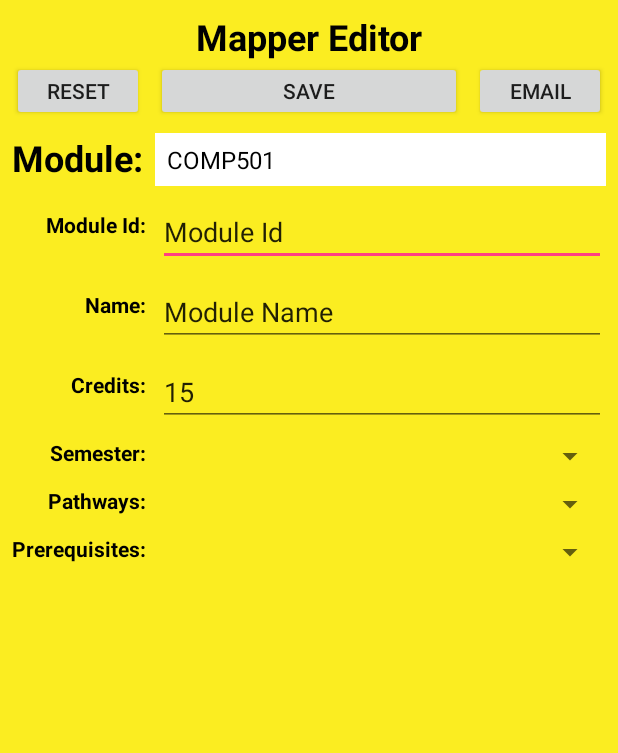
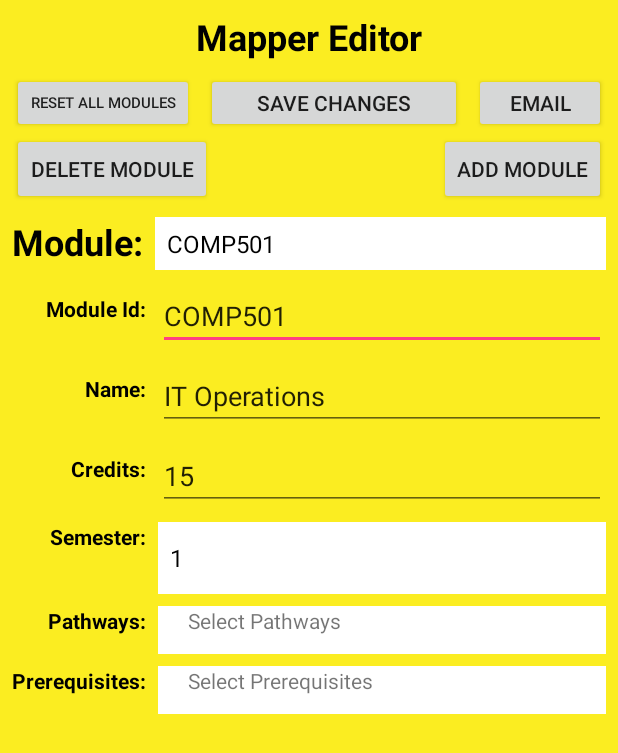
Before and after one commit to MichaelAldous/StudyPlanner, an Android app: the ActivityEditor screen opened directly, with no data from a screen before it, on a phone screen of 412 x 824 dp. Shown: the top 753 px of the screen. Run offline under Robolectric (Android 15) with nearby library versions, the phone set to English and light mode, and no system bars.

Commit message:
Editor WIP
Some modifications to editor

```diff
--- a/app/src/main/java/com/example/maldo/studyplanner/ActivityEditor.java
+++ b/app/src/main/java/com/example/maldo/studyplanner/ActivityEditor.java
@@ -7,51 +7,98 @@ import android.view.View;
 import android.widget.AdapterView;
 import android.widget.ArrayAdapter;
 import android.widget.Button;
+import android.widget.EditText;
 import android.widget.ListView;
 import android.widget.Spinner;
+import android.widget.SpinnerAdapter;
 import android.widget.Toast;
 
 import java.util.ArrayList;
 
 public class ActivityEditor extends AppCompatActivity {
     MyDBHandler dbHandler = new MyDBHandler(this);
-    public static ArrayList<Module> moduleList = new ArrayList<>();
-    public static ArrayList<Module> editorList = new ArrayList<>();
-    private ListView moduleListView ;
-    private EditorModuleAdapter editorModuleAdapter;
+    private static ArrayList<Module> moduleList = new ArrayList<>();
+    private static ArrayList<Module> editorList = new ArrayList<>();
+    private static ArrayList<String> pathwayList = new ArrayList<>();
+    private static ArrayAdapter<String> moduleAdapter;// = new ArrayAdapter<>(this, android.R.layout.simple_spinner_dropdown_item, modIdList);
+    private static ArrayList<String> modSpinnerList = new ArrayList<>();
     private String moduleID;
     private String pathway;
     private Integer semester;
-    private Boolean firstloadP = true;
-    private Boolean firstloadS = true;
     private Boolean firstloadRB = true;
+    private Spinner modulesSpinner;
 
     @Override
     protected void onCreate(Bundle savedInstanceState) {
         super.onCreate(savedInstanceState);
         setContentView(R.layout.activity_editor);
 
-        final Spinner modulesSpinner = findViewById(R.id.editor_spinner_modules);
+        modulesSpinner = findViewById(R.id.editor_spinner_modules);
         moduleList = dbHandler.GetEditorModules();
-        ArrayList<String> modIdList = new ArrayList<>();
-        for(Module mod: moduleList){
-            modIdList.add(mod.getModuleId());
-        }
-        ArrayAdapter<String> moduleAdapter = new ArrayAdapter<>(this, android.R.layout.simple_spinner_dropdown_item, modIdList);
-        modulesSpinner.setAdapter(moduleAdapter);
 
-        moduleID = modulesSpinner.getSelectedItem().toString();
+        this.updateModuleSpinner();
 
-        // Pathway selector
+        final EditText etModId = (EditText) findViewById(R.id.et_modId);
+        final EditText etModName = (EditText) findViewById(R.id.et_modName);
+        final EditText etModCredits = (EditText) findViewById(R.id.et_credits);
+        final Spinner spinner_semester = (Spinner) findViewById(R.id.spinner_semester);
+        final Spinner spinner_pathway = (Spinner) findViewById(R.id.spinner_pathways);
+        final Spinner spinner_prereq = (Spinner) findViewById(R.id.spinner_prereq);
+
+        ArrayList<Integer> semesterList = dbHandler.GetSemesters();
+        ArrayAdapter<Integer> semesterAdapter = new ArrayAdapter<>(this, android.R.layout.simple_spinner_dropdown_item, semesterList);
+        spinner_semester.setAdapter(semesterAdapter);
+
+
+
+        // Module selector
+        // Loads module data into editText and spinners
         modulesSpinner.setOnItemSelectedListener(new AdapterView.OnItemSelectedListener() {
             @Override
             public void onItemSelected(AdapterView<?> adapterView, View view, int i, long l) {
-                moduleID = modulesSpinner.getSelectedItem().toString();
-                if(!firstloadP){
-                    //refreshModuleList(pathway, semester);
-                }else {
-                    firstloadP = false;
+                //moduleID = modulesSpinner.getSelectedItem().toString();
+                //refreshModuleList(pathway, semester);
+                if(moduleList.contains(findMod(modulesSpinner.getSelectedItem().toString()))){
+                    Module selectedMod = findMod(modulesSpinner.getSelectedItem().toString());
+                    etModId.setText(selectedMod.getModuleId());
+                    etModName.setText(selectedMod.getModuleName());
+                    etModCredits.setText(""+selectedMod.getModuleCredits());
+                    spinner_semester.setSelection(selectedMod.getModuleSemester()-1);
+
+                    //Pathway spinner
+                    ArrayList<StateVO> listVOs = new ArrayList<>();
+                    StateVO titleStateVO = new StateVO();
+                    titleStateVO.setTitle("Select Pathways");
+                    listVOs.add(titleStateVO);
+                    pathwayList = dbHandler.EditorGetPathways();
+                    for(int j = 0; j < pathwayList.size(); j++){
+                        StateVO stateVO = new StateVO();
+                        stateVO.setTitle(pathwayList.get(j));
+                        stateVO.setSelected(modInPathway(pathwayList.get(j), selectedMod.getModuleId()));
+                        listVOs.add(stateVO);
+                    }
+                    MySpinnerAdapter mySpinnerAdapter = new MySpinnerAdapter(ActivityEditor.this, 0, listVOs);
+                    spinner_pathway.setAdapter(mySpinnerAdapter);
+
+                    //Prerequisite spinner
+                    listVOs = new ArrayList<>();
+                    titleStateVO = new StateVO();
+                    titleStateVO.setTitle("Select Prerequisites");
+                    listVOs.add(titleStateVO);
+                    for(Module mod: moduleList){
+                        StateVO stateVO = new StateVO();
+                        stateVO.setTitle(mod.getModuleId());
+                        stateVO.setSelected(mod.getModulePrereqs().contains(selectedMod.getModuleId()));
+                    }
+                    mySpinnerAdapter = new MySpinnerAdapter(ActivityEditor.this, 0, listVOs);
+                    spinner_prereq.setAdapter(mySpinnerAdapter);
+
+
+
+                } else {
+
                 }
+
             }
 
             @Override
@@ -94,7 +141,7 @@ public class ActivityEditor extends AppCompatActivity {
                                     emailSender,
                                     emailSender);
                         } catch (Exception e) {
-                            Toast.makeText(getApplicationContext(),"Error",Toast.LENGTH_LONG).show();                        }
+                            Toast.makeText(getApplicationContext(),"Error",Toast.LENGTH_LONG).show();}
                     }
                 }).start();
             }
@@ -107,8 +154,16 @@ public class ActivityEditor extends AppCompatActivity {
 
             }
         });
+    }
 
-        //refreshModuleList(pathway, semester);
+    public boolean modInPathway(String pathway, String moduleID){
+        Module mod = findMod(moduleID);
+        for(String pathways: mod.getPathways()){
+            if(pathways.contains(pathway)){
+                return true;
+            }
+        }
+        return false;
     }
 
     // Used by requirementsMet to get Module object
@@ -119,6 +174,14 @@ public class ActivityEditor extends AppCompatActivity {
             }
         }
         return null;
+    }
+
+    public void updateModuleSpinner(){
+        for(Module mod: moduleList){
+            modSpinnerList.add(mod.getModuleId());
+        }
+        moduleAdapter = new ArrayAdapter<>(this, android.R.layout.simple_spinner_dropdown_item, modSpinnerList);
+        modulesSpinner.setAdapter(moduleAdapter);
     }
 
     private String compileMessage(String pathway){
@@ -144,22 +207,22 @@ public class ActivityEditor extends AppCompatActivity {
         return message;
     }
 
-    public void refreshModuleList(String pathway, Integer semester){
+    public void refreshModuleList(){
         editorList.clear();
         for(Module m: moduleList ){
             editorList.add(m);
             if(m.getModuleSemester().equals(semester) && (m.getPathways().contains(pathway) || m.getPathways().contains("Core"))){
             }
         }
-        editorModuleAdapter = new EditorModuleAdapter(this, editorList);
-        moduleListView.setAdapter(editorModuleAdapter);
+        //editorModuleAdapter = new EditorModuleAdapter(this, editorList);
+        //moduleListView.setAdapter(editorModuleAdapter);
         Log.d("PARENT", "refreshStudentList: " + editorList);
         Log.d("PARENT", "refreshStudentList: " + moduleList);
-        editorModuleAdapter.notifyDataSetChanged();
+        //editorModuleAdapter.notifyDataSetChanged();
 
-        if(moduleListView.getAdapter().getCount() == 0){
-            Toast.makeText(getApplicationContext(), "Error, no modules found. Please recreate student.",
-                    Toast.LENGTH_LONG).show();
-        }
+        //if(moduleListView.getAdapter().getCount() == 0){
+        //    Toast.makeText(getApplicationContext(), "Error, no modules found. Please recreate student.",
+        //            Toast.LENGTH_LONG).show();
+        //}
     }
 }
--- a/app/src/main/java/com/example/maldo/studyplanner/MyDBHandler.java
+++ b/app/src/main/java/com/example/maldo/studyplanner/MyDBHandler.java
@@ -164,6 +164,24 @@ public class MyDBHandler extends SQLiteOpenHelper {
         return modPaths;
     }
 
+    public ArrayList<String> EditorGetPathways(){
+        ArrayList<String> pathwayList = new ArrayList<>();
+        SQLiteDatabase db = getReadableDatabase();
+        String query = " SELECT * FROM " + editorPathwaysEntry.TABLE_PATHWAYS +";";
+        Cursor cursor = db.rawQuery(query, null);
+        if(cursor != null){
+            if (cursor.moveToFirst()){
+                do {
+                    String pathwayString = cursor.getString(cursor.getColumnIndex(pathwaysEntry.COLUMN_PATH_NAME));
+                    pathwayList.add(pathwayString);
+                } while(cursor.moveToNext());
+            }
+            cursor.close();
+        }
+        db.close();
+        return pathwayList;
+    }
+
     public ArrayList<String> EditorGetModPrereq(String modID){
         ArrayList<String> modPrereq = new ArrayList<>();
         SQLiteDatabase db = getReadableDatabase();
@@ -183,6 +201,24 @@ public class MyDBHandler extends SQLiteOpenHelper {
         }
         db.close();
         return modPrereq;
+    }
+
+    public ArrayList<Integer> EditorGetSemesters(){
+        ArrayList<Integer> semesterList = new ArrayList<>();
+        SQLiteDatabase db = getReadableDatabase();
+        String query = " SELECT DISTINCT " + editorModulesEntry.COLUMN_MP_SEMESTER + " FROM " + modulesEntry.TABLE_MODULES + ";";
+        Cursor cursor = db.rawQuery(query, null);
+        if(cursor != null){
+            if (cursor.moveToFirst()){
+                do {
+                    Integer semesterInt = cursor.getInt(cursor.getColumnIndex(modulesEntry.COLUMN_MP_SEMESTER));
+                    semesterList.add(semesterInt);
+                } while(cursor.moveToNext());
+            }
+            cursor.close();
+        }
+        db.close();
+        return semesterList;
     }
 
     // --------------------------------- END OF EDITOR STUFF --------------------------------- //
--- /dev/null
+++ b/app/src/main/java/com/example/maldo/studyplanner/MySpinnerAdapter.java
@@ -0,0 +1,87 @@
+package com.example.maldo.studyplanner;
+
+import android.content.Context;
+import android.view.LayoutInflater;
+import android.view.View;
+import android.view.ViewGroup;
+import android.widget.ArrayAdapter;
+import android.widget.CheckBox;
+import android.widget.CompoundButton;
+import android.widget.TextView;
+
+import java.util.ArrayList;
+import java.util.List;
+
+public class MySpinnerAdapter extends ArrayAdapter<StateVO> {
+        private Context mContext;
+        private ArrayList<StateVO> listState;
+        private MySpinnerAdapter mySpinnerAdapter;
+        private boolean isFromView = false;
+
+        public MySpinnerAdapter(Context context, int resource, List<StateVO> objects) {
+            super(context, resource, objects);
+            this.mContext = context;
+            this.listState = (ArrayList<StateVO>) objects;
+            this.mySpinnerAdapter = this;
+        }
+
+        @Override
+        public View getDropDownView(int position, View convertView,
+                                    ViewGroup parent) {
+            return getCustomView(position, convertView, parent);
+        }
+
+        @Override
+        public View getView(int position, View convertView, ViewGroup parent) {
+            return getCustomView(position, convertView, parent);
+        }
+
+        public View getCustomView(final int position, View convertView,
+                                  ViewGroup parent) {
+
+            final ViewHolder holder;
+            if (convertView == null) {
+                LayoutInflater layoutInflator = LayoutInflater.from(mContext);
+                convertView = layoutInflator.inflate(R.layout.spinner_item, null);
+                holder = new ViewHolder();
+                holder.mTextView = (TextView) convertView
+                        .findViewById(R.id.text);
+                holder.mCheckBox = (CheckBox) convertView
+                        .findViewById(R.id.checkbox);
+                convertView.setTag(holder);
+            } else {
+                holder = (ViewHolder) convertView.getTag();
+            }
+
+            holder.mTextView.setText(listState.get(position).getTitle());
+
+            // To check weather checked event fire from getview() or user input
+            isFromView = true;
+            holder.mCheckBox.setChecked(listState.get(position).isSelected());
+            isFromView = false;
+
+            if ((position == 0)) {
+                holder.mCheckBox.setVisibility(View.INVISIBLE);
+            } else {
+                holder.mCheckBox.setVisibility(View.VISIBLE);
+            }
+            holder.mCheckBox.setTag(position);
+            holder.mCheckBox.setOnCheckedChangeListener(new CompoundButton.OnCheckedChangeListener() {
+
+                @Override
+                public void onCheckedChanged(CompoundButton buttonView, boolean isChecked) {
+                    int getPosition = (Integer) buttonView.getTag();
+
+                    if (!isFromView) {
+                        listState.get(position).setSelected(isChecked);
+                    }
+                }
+            });
+            return convertView;
+        }
+
+        private class ViewHolder {
+            private TextView mTextView;
+            private CheckBox mCheckBox;
+        }
+    }
--- /dev/null
+++ b/app/src/main/java/com/example/maldo/studyplanner/StateVO.java
@@ -0,0 +1,22 @@
+package com.example.maldo.studyplanner;
+
+public class StateVO {
+    private String title;
+    private boolean selected;
+
+    public String getTitle() {
+        return title;
+    }
+
+    public void setTitle(String title) {
+        this.title = title;
+    }
+
+    public boolean isSelected() {
+        return selected;
+    }
+
+    public void setSelected(boolean selected) {
+        this.selected = selected;
+    }
+}
--- a/app/src/main/res/layout/activity_about.xml
+++ b/app/src/main/res/layout/activity_about.xml
@@ -8,21 +8,34 @@
     tools:layout_editor_absoluteY="81dp">
 
     <TextView
-        android:maxLines="30"
         android:id="@+id/textView12"
         android:layout_width="0dp"
-        android:layout_height="0dp"
-        android:layout_marginBottom="30dp"
+        android:layout_height="wrap_content"
         android:layout_marginEnd="30dp"
         android:layout_marginStart="30dp"
         android:layout_marginTop="30dp"
+        android:background="#D3D3D3"
+        android:maxLines="30"
         android:text="@string/about_page"
         android:textAlignment="center"
         android:textColor="@android:color/black"
-        app:layout_constraintBottom_toBottomOf="parent"
         app:layout_constraintEnd_toEndOf="parent"
         app:layout_constraintHorizontal_bias="0.0"
         app:layout_constraintStart_toStartOf="parent"
-        app:layout_constraintTop_toTopOf="parent"
-        app:layout_constraintVertical_bias="0.0" />
+        app:layout_constraintTop_toTopOf="parent" />
+
+    <TextView
+        android:id="@+id/textView13"
+        android:layout_width="0dp"
+        android:layout_height="wrap_content"
+        android:layout_marginEnd="30dp"
+        android:layout_marginStart="30dp"
+        android:layout_marginTop="8dp"
+        android:background="#D3D3D3"
+        android:text="@string/about_page2"
+        android:textAlignment="center"
+        android:textColor="@android:color/black"
+        app:layout_constraintEnd_toEndOf="parent"
+        app:layout_constraintStart_toStartOf="parent"
+        app:layout_constraintTop_toBottomOf="@+id/textView12" />
 </android.support.constraint.ConstraintLayout>
--- a/app/src/main/res/layout/activity_editor.xml
+++ b/app/src/main/res/layout/activity_editor.xml
@@ -18,20 +18,19 @@
         android:spinnerMode="dialog"
         app:layout_constraintEnd_toEndOf="parent"
         app:layout_constraintStart_toEndOf="@+id/editor_textView1"
-        app:layout_constraintTop_toBottomOf="@+id/editor_buttonSave" />
+        app:layout_constraintTop_toBottomOf="@+id/button2" />
 
     <TextView
         android:id="@+id/editor_textView1"
         android:layout_width="wrap_content"
         android:layout_height="wrap_content"
         android:layout_marginStart="8dp"
-        android:layout_marginTop="8dp"
         android:text="Module:"
         android:textColor="#000000"
         android:textSize="24sp"
         android:textStyle="bold"
         app:layout_constraintStart_toStartOf="parent"
-        app:layout_constraintTop_toBottomOf="@+id/editor_reset_button" />
+        app:layout_constraintTop_toTopOf="@+id/editor_spinner_modules" />
 
     <Button
         android:id="@+id/editor_buttonEmail"
@@ -41,7 +40,7 @@
         android:text="Email"
         android:textSize="14sp"
         app:layout_constraintEnd_toEndOf="parent"
-        app:layout_constraintTop_toBottomOf="@+id/editor_textView5" />
+        app:layout_constraintTop_toTopOf="@+id/editor_buttonSave" />
 
     <TextView
         android:id="@+id/editor_textView5"
@@ -63,9 +62,10 @@
         android:layout_width="0dp"
         android:layout_height="40dp"
         android:layout_marginStart="8dp"
-        android:text="Reset"
+        android:text="Reset All Modules"
+        android:textSize="10sp"
         app:layout_constraintStart_toStartOf="parent"
-        app:layout_constraintTop_toBottomOf="@+id/editor_textView5" />
+        app:layout_constraintTop_toTopOf="@+id/editor_buttonSave" />
 
     <Button
         android:id="@+id/editor_buttonSave"
@@ -73,7 +73,8 @@
         android:layout_height="40dp"
         android:layout_marginEnd="8dp"
         android:layout_marginStart="8dp"
-        android:text="Save"
+        android:layout_marginTop="8dp"
+        android:text="Save Changes"
         android:textSize="14sp"
         app:layout_constraintEnd_toStartOf="@+id/editor_buttonEmail"
         app:layout_constraintStart_toEndOf="@+id/editor_reset_button"
@@ -179,6 +180,7 @@
         android:layout_marginEnd="8dp"
         android:layout_marginStart="8dp"
         android:layout_marginTop="8dp"
+        android:background="#FFFFFF"
         app:layout_constraintEnd_toEndOf="parent"
         app:layout_constraintStart_toEndOf="@+id/textView24"
         app:layout_constraintTop_toBottomOf="@+id/et_credits" />
@@ -190,6 +192,7 @@
         android:layout_marginEnd="8dp"
         android:layout_marginStart="8dp"
         android:layout_marginTop="8dp"
+        android:background="#FFFFFF"
         app:layout_constraintEnd_toEndOf="parent"
         app:layout_constraintStart_toEndOf="@+id/textView24"
         app:layout_constraintTop_toBottomOf="@+id/spinner_semester" />
@@ -215,8 +218,27 @@
         android:layout_marginEnd="8dp"
         android:layout_marginStart="8dp"
         android:layout_marginTop="8dp"
+        android:background="#FFFFFF"
         app:layout_constraintEnd_toEndOf="parent"
         app:layout_constraintStart_toEndOf="@+id/textView24"
         app:layout_constraintTop_toBottomOf="@+id/spinner_pathways" />
 
+    <Button
+        android:id="@+id/button"
+        android:layout_width="0dp"
+        android:layout_height="wrap_content"
+        android:layout_marginStart="8dp"
+        android:text="Delete Module"
+        app:layout_constraintStart_toStartOf="parent"
+        app:layout_constraintTop_toTopOf="@+id/button2" />
+
+    <Button
+        android:id="@+id/button2"
+        android:layout_width="0dp"
+        android:layout_height="wrap_content"
+        android:layout_marginEnd="8dp"
+        android:text="Add Module"
+        app:layout_constraintEnd_toEndOf="parent"
+        app:layout_constraintTop_toBottomOf="@+id/editor_buttonSave" />
+
 </android.support.constraint.ConstraintLayout>
--- /dev/null
+++ b/app/src/main/res/layout/spinner_item.xml
@@ -0,0 +1,20 @@
+<?xml version="1.0" encoding="utf-8"?>
+<RelativeLayout xmlns:android="http://schemas.android.com/apk/res/android"
+    android:layout_width="wrap_content"
+    android:layout_height="wrap_content">
+
+    <TextView
+        android:id="@+id/text"
+        android:layout_width="match_parent"
+        android:layout_height="wrap_content"
+        android:layout_marginLeft="20dp"
+        android:text="text"
+        android:textAlignment="gravity" />
+
+    <CheckBox
+        android:id="@+id/checkbox"
+        android:layout_width="wrap_content"
+        android:layout_height="wrap_content"
+        android:layout_alignParentEnd="true"
+        android:layout_alignParentRight="true" />
+</RelativeLayout>
--- a/app/src/main/res/values/strings.xml
+++ b/app/src/main/res/values/strings.xml
@@ -16,16 +16,21 @@
         White indicates active. \n
         Green indicates passed. \n
         Red indicates prerequisites not met.</string>
-    <string name="about_page">About Us\n\n
+    <string name="about_page"> \n
+        <b>About Us:</b>\n\n
         Degree Programme Mapper was developed for wintec, by Catdog54.\n\n
-        Catdog54 Members:\n\n
+        <b>Catdog54 Members:</b>\n
         Michael Aldous\n
         David Taylor\n
         Hayden Ferries\n
         Corban Whiteman\n
-        Showan Simkhada\n\n\n\n\n
-        Specification:\n\n Platform:
-        Android\n
-        API Version: 28
-        \nAPP Version: 1</string>
+        Showan Simkhada \n
+    </string>
+
+    <string name="about_page2">\n
+        <b>Specification:</b>\n
+        Platform: Android\n
+        API Version: 28 \n
+        APP Version: 1 \n
+    </string>
 </resources>
```
